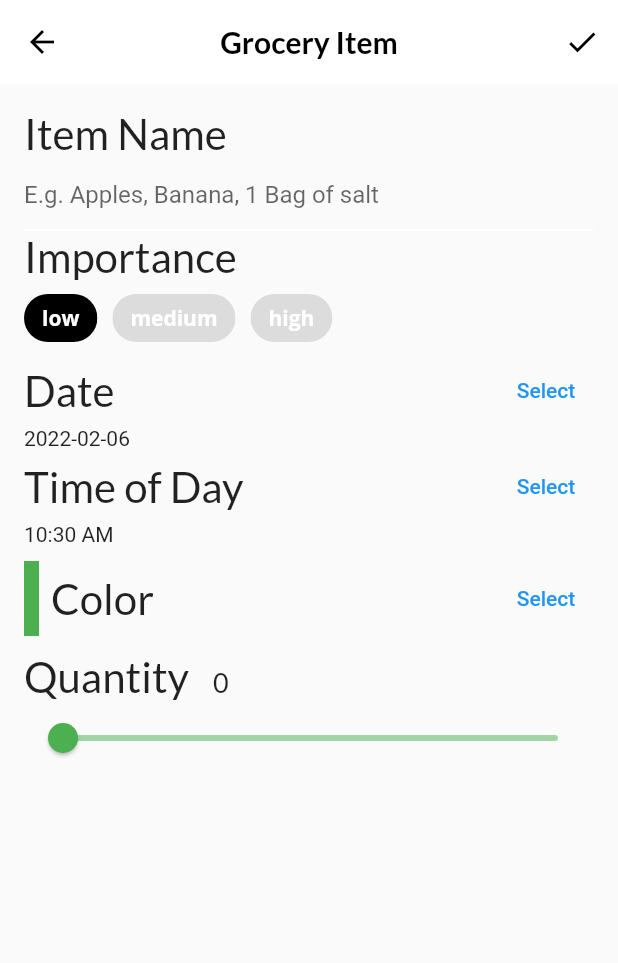
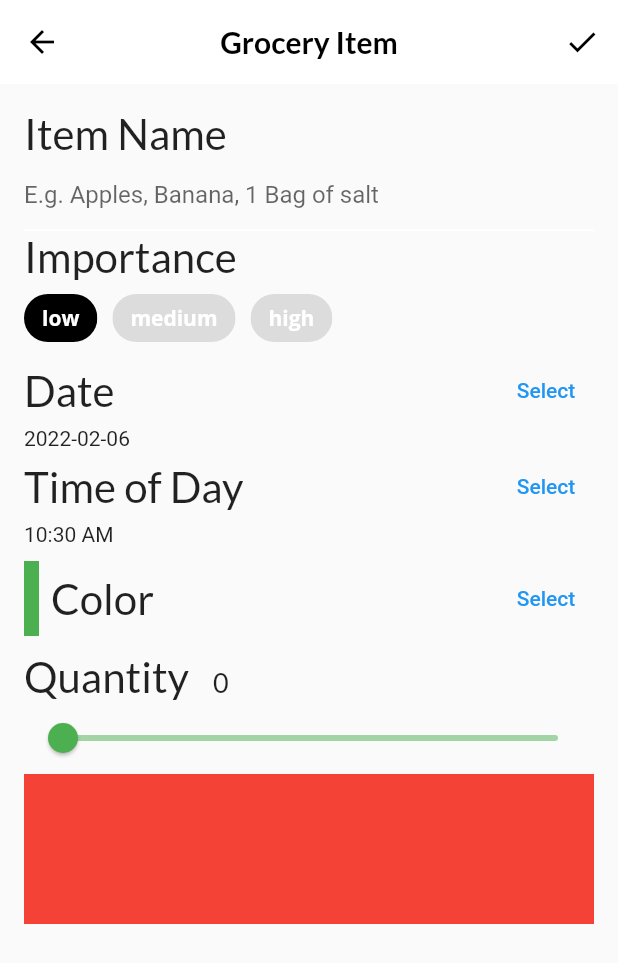
Before and after one commit to itsjatinnagar/Flutter-Apprentice, a Flutter app: the screen it shows after launch, item 3 of the bottom bar chosen, after a tap on the "add" icon, on a phone screen of 412 x 824 dp. Shown: the top 963 px of the screen. Run offline on Flutter 3.47's test engine with Material 2 defaults, Android fonts, the phone set to English and light mode, and no system bars; our stand-ins replace flutter_colorpicker, google_fonts; project files that could hold a hidden picture were left out.

Commit message:
Creating a grocery tile - Done

```diff
--- /dev/null
+++ b/06-interactive-widgets/projects/starter/lib/components/grocery_tile.dart
@@ -0,0 +1,25 @@
+import 'package:flutter/material.dart';
+
+import '../models/grocery_item.dart';
+
+class GroceryTile extends StatelessWidget {
+  final GroceryItem item;
+  final Function(bool?)? onComplete;
+  final TextDecoration textDecoration;
+
+  GroceryTile({
+    Key? key,
+    required this.item,
+    this.onComplete,
+  })  : textDecoration =
+            item.isComplete ? TextDecoration.lineThrough : TextDecoration.none,
+        super(key: key);
+
+  @override
+  Widget build(BuildContext context) {
+    return Container(
+      height: 100.0,
+      color: Colors.red,
+    );
+  }
+}
--- a/06-interactive-widgets/projects/starter/lib/screens/grocery_item_screen.dart
+++ b/06-interactive-widgets/projects/starter/lib/screens/grocery_item_screen.dart
@@ -5,6 +5,7 @@ import 'package:intl/intl.dart';
 import 'package:uuid/uuid.dart';
 
 import '../models/models.dart';
+import '../components/grocery_tile.dart';
 
 class GroceryItemScreen extends StatefulWidget {
   final Function(GroceryItem) onCreate;
@@ -89,6 +90,22 @@ class _GroceryItemScreenState extends State<GroceryItemScreen> {
             buildColorPicker(context),
             const SizedBox(height: 10.0),
             buildQuantityField(),
+            GroceryTile(
+              item: GroceryItem(
+                id: 'previewMode',
+                name: _name,
+                importance: _importance,
+                color: _currentColor,
+                quantity: _currentSliderValue,
+                date: DateTime(
+                  _dueDate.year,
+                  _dueDate.month,
+                  _dueDate.day,
+                  _timeOfDay.hour,
+                  _timeOfDay.minute,
+                ),
+              ),
+            ),
           ],
         ),
       ),
```
